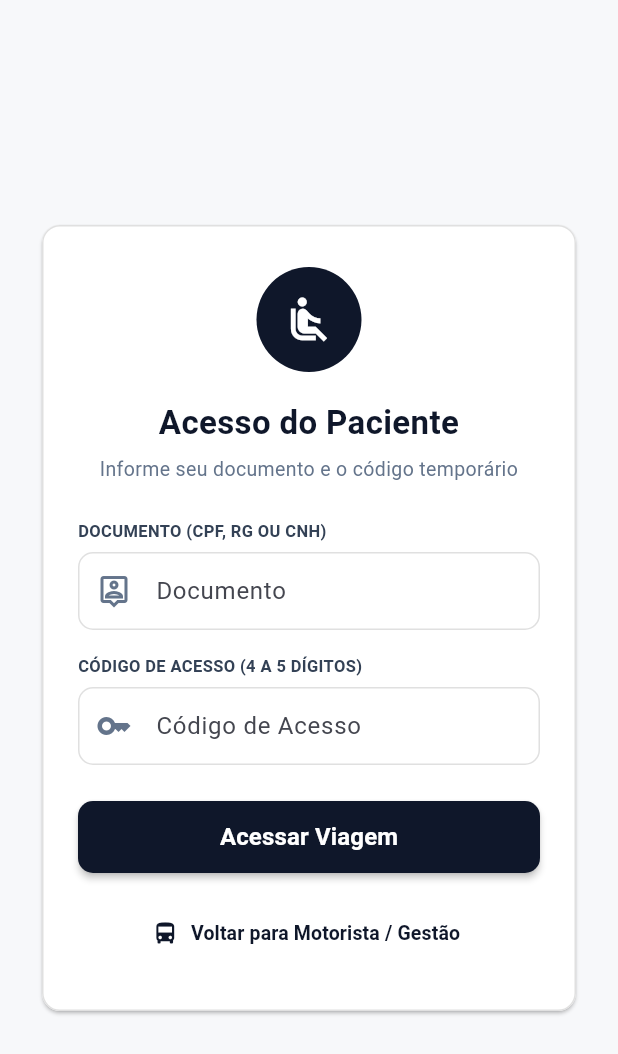
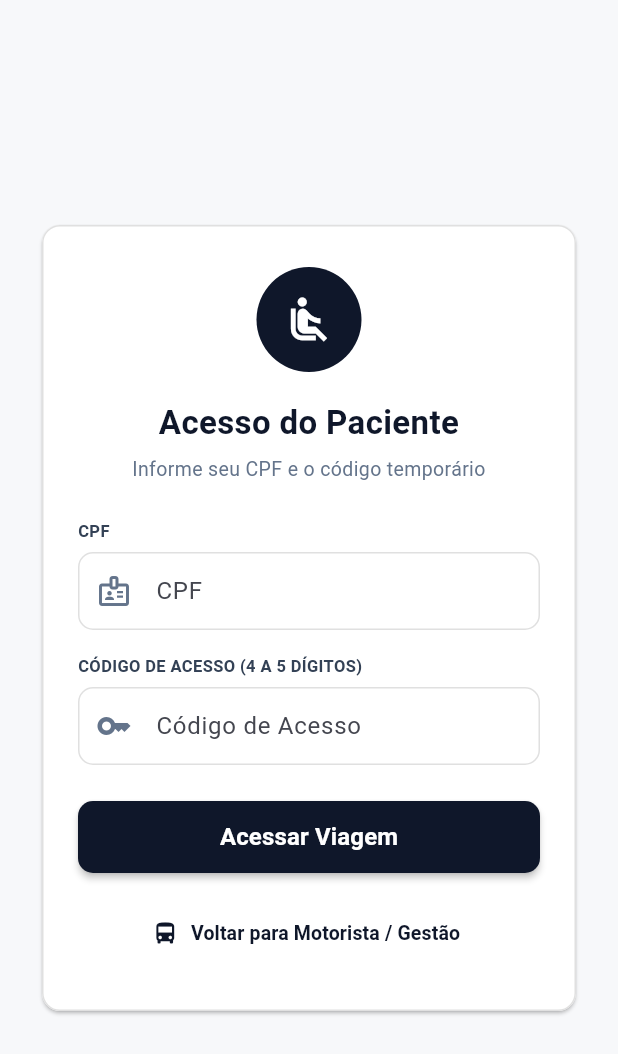
Before and after one commit to BrunoCamiloRibeiro/InterFatec2, a Flutter app: the screen it shows after launch, after a tap on "Entrar", after a tap on "Acesso do Paciente / Acompanhante", on a phone screen of 412 x 824 dp. Shown: the top 1054 px of the screen. Run offline on Flutter 3.47's test engine with Material 3 defaults, Android fonts, the phone set to English and light mode, and no system bars; our stand-ins replace cloud_firestore, firebase_auth, firebase_core, flutter_map, geolocator, latlong2 and 2 more; accounts and stored records are empty.

Commit message:
fix(auth): restringe login do paciente a CPF com mascara

```diff
--- a/lib/screens/login_screen.dart
+++ b/lib/screens/login_screen.dart
@@ -345,31 +345,41 @@ class _LoginScreenState extends State<LoginScreen> {
           ..._construirCabecalho(
             icone: Icons.airline_seat_recline_normal,
             titulo: 'Acesso do Paciente',
-            subtitulo: 'Informe seu documento e o código temporário',
+            subtitulo: 'Informe seu CPF e o código temporário',
           ),
           if (_errorMessage != null) ...[
             _construirBannerErro(),
             const SizedBox(height: 16),
           ],
-          _construirRotuloCampo('DOCUMENTO (CPF, RG OU CNH)'),
+          _construirRotuloCampo('CPF'),
           const SizedBox(height: 6),
           Semantics(
-            label: 'Campo de documento do passageiro',
+            label: 'Campo de CPF do paciente',
             textField: true,
             child: TextFormField(
               key: const Key('campoDocumentoPaciente'),
               controller: _documentoPacienteController,
-              keyboardType: TextInputType.text,
+              keyboardType: TextInputType.number,
               textInputAction: TextInputAction.next,
+              inputFormatters: [
+                FilteringTextInputFormatter.digitsOnly,
+                CpfInputFormatter(),
+              ],
               decoration: _decoracaoCampo(
-                labelText: 'Documento',
-                hintText: '000.000.000-00 ou RG/CNH',
-                prefixIcon: Icons.person_pin_outlined,
+                labelText: 'CPF',
+                hintText: '000.000.000-00',
+                prefixIcon: Icons.badge_outlined,
               ),
               validator: (value) {
                 final raw = value?.trim() ?? '';
-                if (raw.isEmpty) return 'Informe seu documento.';
-                if (raw.length < 3) return 'Informe um documento válido.';
+                if (raw.isEmpty) return 'Informe o CPF.';
+                final digits = CpfValidator.limpar(raw);
+                if (digits.length != 11) {
+                  return 'Informe um CPF válido com 11 dígitos.';
+                }
+                if (!CpfValidator.validar(digits)) {
+                  return 'CPF inválido. Verifique os dígitos digitados.';
+                }
                 return null;
               },
             ),
--- a/lib/services/codigo_acesso_service.dart
+++ b/lib/services/codigo_acesso_service.dart
@@ -11,7 +11,7 @@
 // 3. Cálculo de hash HMAC/SHA-256 para persistência segura e validação de autenticação;
 // 4. Rate limiting e proteção contra ataques de força bruta com bloqueio temporário;
 // 5. Validação algorítmica de dígitos verificadores do CPF (módulo 11) e normalização;
-// 6. Resolução hierárquica do identificador civil (CPF paciente -> acompanhante -> RG/CNH);
+// 6. Resolução hierárquica do CPF civil (CPF do paciente -> CPF do acompanhante);
 // 7. Mascaramento LGPD de dados sensíveis para logs e visualizações (CPF e código).
 //
 // PARA QUE SERVE NO PROJETO:
@@ -38,7 +38,7 @@ import '../models/paciente_model.dart';
 
 /// Resultado da resolução de identidade para login de paciente.
 class ResolucaoIdentificador {
-  /// Tipo de documento resolvido ('cpf_paciente', 'cpf_acompanhante', 'outro_documento', 'ignorado').
+  /// Tipo de documento resolvido ('cpf_paciente', 'cpf_acompanhante', 'ignorado').
   final String tipo;
 
   /// Documento normalizado (somente dígitos ou caracteres válidos).
@@ -297,18 +297,19 @@ class CodigoAcessoService {
   /// Resolve o identificador de login de acordo com a ordem de precedência:
   /// (a) CPF do paciente cadastrado;
   /// (b) se vazio, CPF do acompanhante (caso típico: crianças e idosos);
-  /// (c) se sem acompanhante, outro documento informado (RG, CNH);
-  /// (d) se não houver nada, ignora com log interno sem dados sensíveis.
+  /// (c) se não houver CPF válido, ignora com log interno sem dados sensíveis.
+  ///
+  /// O parâmetro [outroDocumento] é mantido apenas por compatibilidade de assinatura
+  /// e não é mais aceito para login de pacientes (somente CPF).
   static ResolucaoIdentificador resolverIdentificador({
     required String? cpfPaciente,
     required String? cpfAcompanhante,
-    required String? outroDocumento,
+    String? outroDocumento,
     String? pacienteId,
     String? pacienteNome,
   }) {
     final cleanCpfPaciente = normalizarDigitos(cpfPaciente ?? '');
     final cleanCpfAcompanhante = normalizarDigitos(cpfAcompanhante ?? '');
-    final cleanOutroDoc = (outroDocumento ?? '').trim();
 
     // (a) CPF do paciente válido e presente (permite credencial de teste 12345678900)
     if (cleanCpfPaciente.isNotEmpty &&
@@ -336,19 +337,7 @@ class CodigoAcessoService {
       );
     }
 
-    // (c) Outro documento (RG, CNH) informado
-    if (cleanOutroDoc.isNotEmpty) {
-      return ResolucaoIdentificador(
-        tipo: 'outro_documento',
-        documentoNormalizado: cleanOutroDoc,
-        pacienteId: pacienteId,
-        titularNome: pacienteNome,
-        isAcompanhante: false,
-        logAnonimizado: 'Identificador resolvido via documento alternativo cadastrado',
-      );
-    }
-
-    // (d) Nenhum documento válido disponível: ignora registrando log anônimo
+    // (c) Nenhum CPF válido disponível: ignora registrando log anônimo
     return const ResolucaoIdentificador(
       tipo: 'ignorado',
       documentoNormalizado: null,
@@ -356,17 +345,16 @@ class CodigoAcessoService {
       titularNome: null,
       isAcompanhante: false,
       logAnonimizado:
-          'Aviso de auditoria: paciente agendado sem documento cadastrado válido',
+          'Aviso de auditoria: paciente agendado sem CPF cadastrado válido',
     );
   }
 
-  /// Resolve o identificador civil de login diretamente a partir de um [PacienteModel]
+  /// Resolve o CPF de login diretamente a partir de um [PacienteModel].
   static ResolucaoIdentificador resolverIdentificadorLogin(
       PacienteModel paciente) {
     return resolverIdentificador(
       cpfPaciente: paciente.cpf,
       cpfAcompanhante: paciente.cpfAcompanhante,
-      outroDocumento: paciente.rg ?? paciente.cnh,
       pacienteId: paciente.id,
       pacienteNome: paciente.nome,
     );
```
Also changed, not shown: lib/services/auth_service.dart (+15 -23 lines), 4 other files.
